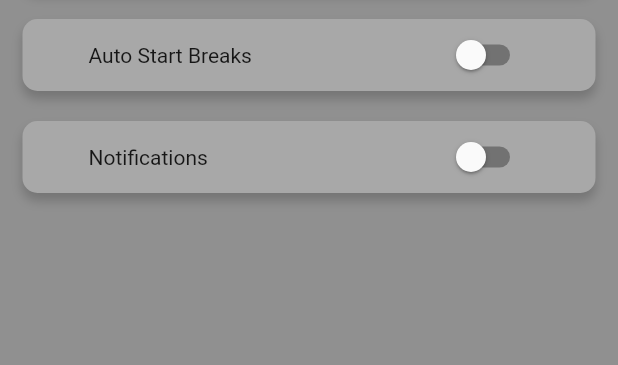
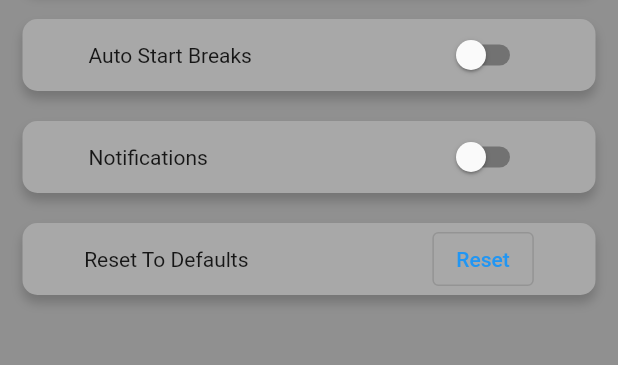
Before and after one commit to cavdarfurkan/pomodoro_app, a Flutter app: the SettingsView screen opened directly, on a phone screen of 412 x 824 dp, the part 509-874 px from its top. Run offline on Flutter 3.47's test engine with Material 2 defaults, Android fonts, the phone set to English and light mode, and no system bars; missing offline and left inert: pie_timer.

Commit message:
reset to defaults

```diff
--- a/lib/view/settings_view.dart
+++ b/lib/view/settings_view.dart
@@ -13,7 +13,7 @@ class SettingsView extends StatelessWidget {
 
   @override
   Widget build(BuildContext context) {
-    return Scaffold(
+    return const Scaffold(
       appBar: AppBarWidget(
         title: 'Settings',
         backgroundColor: color_constants.grayDark,
@@ -21,7 +21,7 @@ class SettingsView extends StatelessWidget {
         isBackButtonVisible: true,
       ),
       backgroundColor: color_constants.grayPrimary,
-      body: const SettingsBody(),
+      body: SettingsBody(),
     );
   }
 }
@@ -148,6 +148,23 @@ class SettingsBody extends StatelessWidget {
             ],
           ),
         ),
+        ListTileWidget(
+          child: Row(
+            mainAxisAlignment: MainAxisAlignment.spaceEvenly,
+            children: [
+              const Flexible(
+                  fit: FlexFit.tight,
+                  child: Text("Reset To Defaults", textAlign: TextAlign.start)),
+              Flexible(
+                fit: FlexFit.loose,
+                child: OutlinedButton(
+                  onPressed: () => viewModel.resetToDefaults(),
+                  child: const Text('Reset'),
+                ),
+              ),
+            ],
+          ),
+        ),
       ],
     );
   }
```
Also changed, not shown: lib/view_model/settings_view_model.dart (+15 -1 lines).
